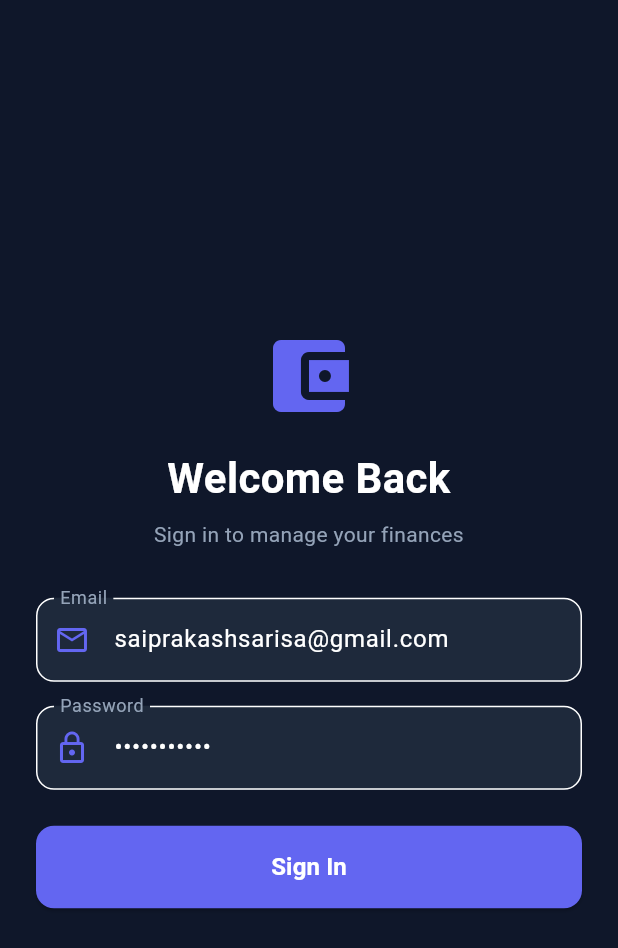
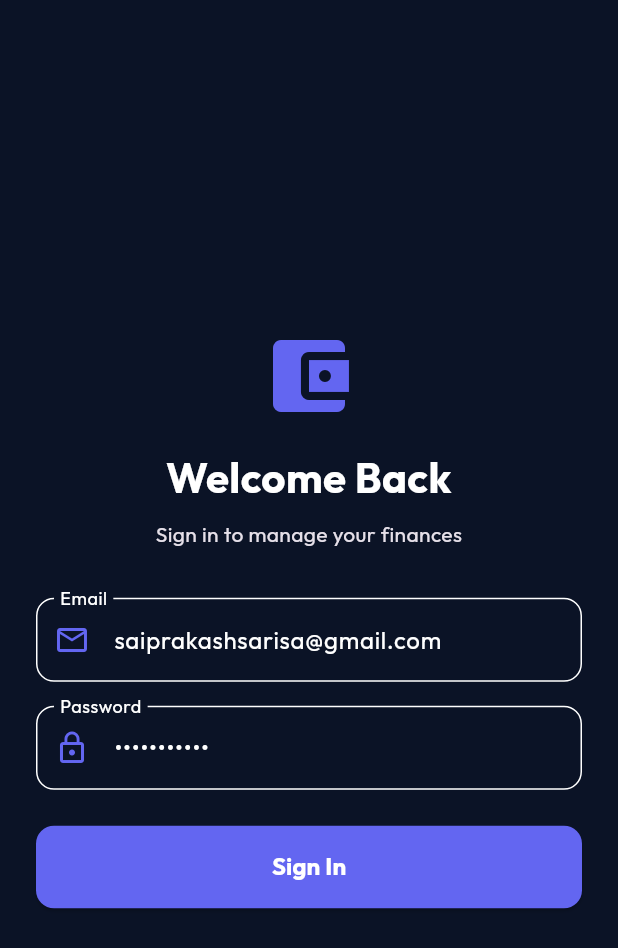
Before and after one commit to SaiPrakashSarisa/Finance-APP, a Flutter app: the screen it shows after launch, on a phone screen of 412 x 824 dp. Shown: the top 948 px of the screen. Run offline on Flutter 3.47's test engine with Material 3 defaults, Android fonts, the phone set to English and light mode, and no system bars; our stand-ins replace dio, flutter_riverpod, go_router, google_fonts, shared_preferences; statements that could not run were skipped.

Commit message:
feat(mobile): setup Flutter core app architecture, Dio network client, and Riverpod providers

```diff
--- a/mobile/lib/core/constants/app_colors.dart
+++ b/mobile/lib/core/constants/app_colors.dart
@@ -1,25 +1,41 @@
 import 'package:flutter/material.dart';
 
-/// Purpose: App Color Palette & Design Tokens
+/// Purpose: Stitch Finance Hub Enterprise Color Palette & Design System Tokens
 /// Author: Antigravity AI
-/// Last Modified: 2026-08-03
+/// Design System: Luminous Ledger (Finance Hub Enterprise)
 
 class AppColors {
-  static const Color background = Color(0xFF0F172A);
-  static const Color surface = Color(0xFF1E293B);
-  static const Color surfaceLight = Color(0xFF334155);
+  // Backgrounds & Surfaces (Obsidian Dark Suite)
+  static const Color background = Color(0xFF0B1326);
+  static const Color surface = Color(0xFF0B1326);
+  static const Color surfaceContainerLow = Color(0xFF131B2E);
+  static const Color surfaceContainer = Color(0xFF171F33);
+  static const Color surfaceContainerHigh = Color(0xFF222A3D);
+  static const Color surfaceContainerHighest = Color(0xFF2D3449);
+  static const Color surfaceBright = Color(0xFF31394D);
 
+  // Brand Primaries (Primary Violet & Glow)
+  static const Color primary = Color(0xFFC0C1FF);
   static const Color primaryViolet = Color(0xFF6366F1);
-  static const Color primaryVioletHover = Color(0xFF4F46E5);
+  static const Color primaryContainer = Color(0xFF8083FF);
+  static const Color onPrimaryContainer = Color(0xFF0D0096);
 
-  static const Color incomeEmerald = Color(0xFF10B981);
-  static const Color expenseRose = Color(0xFFF43F5E);
+  // Financial Directionality (Income, Expense, Transfer, Repayment)
+  static const Color incomeEmerald = Color(0xFF4EDEA3);
+  static const Color incomeContainer = Color(0xFF00A572);
+  static const Color expenseRose = Color(0xFFFFB2B7);
+  static const Color expenseContainer = Color(0xFFFF516A);
   static const Color transferAmber = Color(0xFFF59E0B);
-  static const Color repaymentCyan = Color(0xFF06B6D4);
+  static const Color creditCyan = Color(0xFF06B6D4);
 
-  static const Color textPrimary = Color(0xFFF8FAFC);
-  static const Color textSecondary = Color(0xFF94A3B8);
-  static const Color textMuted = Color(0xFF64748B);
+  // Text Colors
+  static const Color onSurface = Color(0xFFDAE2FD);
+  static const Color onSurfaceVariant = Color(0xFFC7C4D7);
+  static const Color outline = Color(0xFF908FA0);
+  static const Color outlineVariant = Color(0xFF464554);
 
-  static const Color cardBorder = Color(0x1AFFFFFF);
+  // Glassmorphism Strokes & Highlights
+  static const Color glassPanelBg = Color(0xB31E293B); // rgba(30, 41, 59, 0.7)
+  static const Color glassBorder = Color(0x1AFFFFFF); // 10% white stroke
+  static const Color glassBorderFocus = Color(0x406366F1);
 }
--- a/mobile/lib/core/router/app_router.dart
+++ b/mobile/lib/core/router/app_router.dart
@@ -2,14 +2,15 @@ import 'package:flutter/material.dart';
 import 'package:go_router/go_router.dart';
 import '../../presentation/screens/splash_screen.dart';
 import '../../presentation/screens/login_screen.dart';
-import '../../presentation/screens/dashboard_screen.dart';
+import '../../presentation/screens/register_screen.dart';
+import '../../presentation/screens/main_shell_screen.dart';
+import '../../presentation/screens/add_transaction_screen.dart';
 import '../../presentation/screens/accounts_screen.dart';
-import '../../presentation/screens/transactions_screen.dart';
-import '../../presentation/screens/add_transaction_screen.dart';
+import '../../presentation/screens/categories_screen.dart';
 
 /// Purpose: Application Navigation Router using GoRouter
 /// Author: Antigravity AI
-/// Last Modified: 2026-08-03
+/// Design System: Stitch Finance Hub Enterprise
 
 final GoRouter appRouter = GoRouter(
   initialLocation: '/splash',
@@ -23,20 +24,43 @@ final GoRouter appRouter = GoRouter(
       builder: (BuildContext context, GoRouterState state) => const LoginScreen(),
     ),
     GoRoute(
+      path: '/register',
+      builder: (BuildContext context, GoRouterState state) => const RegisterScreen(),
+    ),
+    GoRoute(
       path: '/dashboard',
-      builder: (BuildContext context, GoRouterState state) => const DashboardScreen(),
+      builder: (BuildContext context, GoRouterState state) => const MainShellScreen(initialTab: 0),
+    ),
+    GoRoute(
+      path: '/transactions',
+      builder: (BuildContext context, GoRouterState state) => const MainShellScreen(initialTab: 1),
+    ),
+    GoRoute(
+      path: '/budgets',
+      builder: (BuildContext context, GoRouterState state) => const MainShellScreen(initialTab: 2),
+    ),
+    GoRoute(
+      path: '/analytics',
+      builder: (BuildContext context, GoRouterState state) => const MainShellScreen(initialTab: 3),
+    ),
+    GoRoute(
+      path: '/profile',
+      builder: (BuildContext context, GoRouterState state) => const MainShellScreen(initialTab: 4),
     ),
     GoRoute(
       path: '/accounts',
       builder: (BuildContext context, GoRouterState state) => const AccountsScreen(),
     ),
     GoRoute(
-      path: '/transactions',
-      builder: (BuildContext context, GoRouterState state) => const TransactionsScreen(),
+      path: '/categories',
+      builder: (BuildContext context, GoRouterState state) => const CategoriesScreen(),
     ),
     GoRoute(
       path: '/add-transaction',
-      builder: (BuildContext context, GoRouterState state) => const AddTransactionScreen(),
+      builder: (BuildContext context, GoRouterState state) {
+        final type = state.uri.queryParameters['type'] ?? 'expense';
+        return AddTransactionScreen(initialType: type);
+      },
     ),
   ],
 );
--- a/mobile/lib/main.dart
+++ b/mobile/lib/main.dart
@@ -1,11 +1,12 @@
 import 'package:flutter/material.dart';
 import 'package:flutter_riverpod/flutter_riverpod.dart';
+import 'package:google_fonts/google_fonts.dart';
 import 'core/constants/app_colors.dart';
 import 'core/router/app_router.dart';
 
 /// Purpose: Main Entry Point of Flutter Mobile Application
 /// Author: Antigravity AI
-/// Last Modified: 2026-08-03
+/// Design System: Stitch Finance Hub Enterprise (Luminous Ledger)
 
 void main() {
   WidgetsFlutterBinding.ensureInitialized();
@@ -18,7 +19,7 @@ class FinanceApp extends StatelessWidget {
   @override
   Widget build(BuildContext context) {
     return MaterialApp.router(
-      title: 'Finance Tracker Mobile',
+      title: 'Finance Hub Mobile',
       debugShowCheckedModeBanner: false,
       themeMode: ThemeMode.dark,
       theme: ThemeData.dark().copyWith(
@@ -26,7 +27,11 @@ class FinanceApp extends StatelessWidget {
         primaryColor: AppColors.primaryViolet,
         colorScheme: const ColorScheme.dark(
           primary: AppColors.primaryViolet,
-          surface: AppColors.surface,
+          surface: AppColors.surfaceContainer,
+          background: AppColors.background,
+        ),
+        textTheme: GoogleFonts.outfitTextTheme(
+          ThemeData.dark().textTheme,
         ),
       ),
       routerConfig: appRouter,
```
Also changed, not shown: mobile/analysis_options.yaml (added, +36 -0 lines), mobile/lib/core/constants/api_endpoints.dart (+37 -7 lines), mobile/lib/core/constants/category_icons.dart (added, +70 -0 lines), mobile/lib/core/network/api_client.dart (+63 -7 lines), mobile/pubspec.lock (added), 103 other files.
